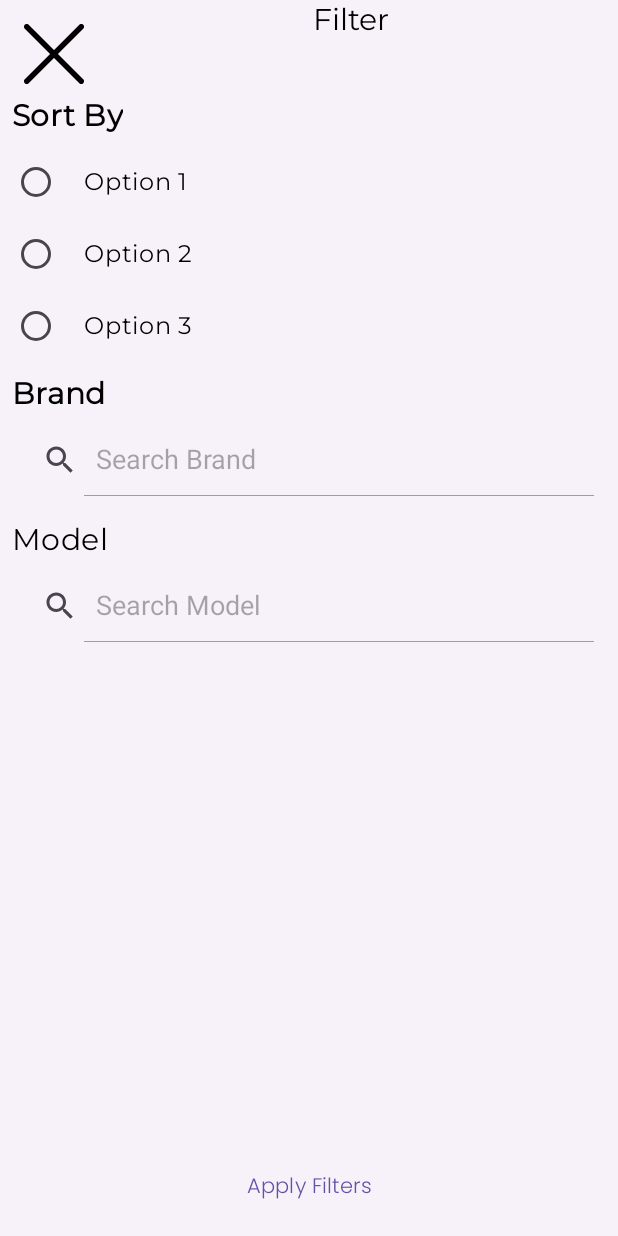
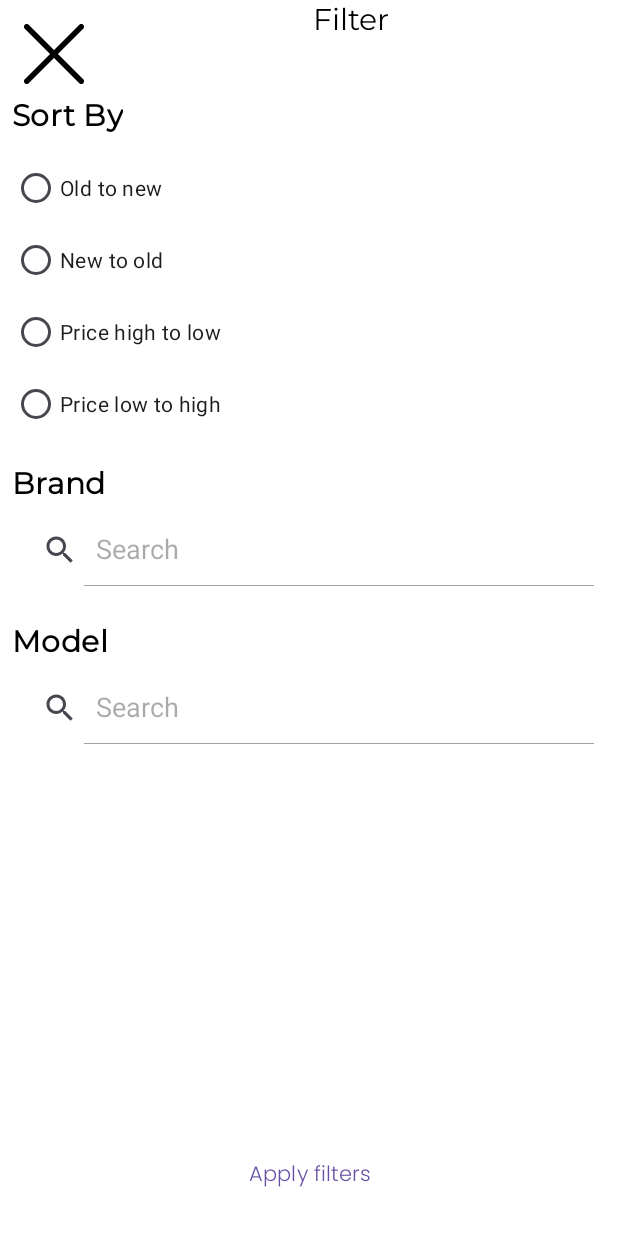
Before and after one commit to bymaskeli53/EterationChallenge, an Android app: the FilterProductsBottomSheetDialogFragment screen opened through its navigation route, on a phone screen of 412 x 824 dp. Run offline under Robolectric (Android 15) with nearby library versions, the phone set to English and light mode, and no system bars; our stand-ins replace Dagger/Hilt's generated code, Shimmer, navigation-ui, paging; pictures from the network do not load.

Commit message:
Handle bugs and UX improvements

```diff
--- a/app/src/main/java/com/gundogar/eterationchallenge/data/repository/ProductRepositoryImpl.kt
+++ b/app/src/main/java/com/gundogar/eterationchallenge/data/repository/ProductRepositoryImpl.kt
@@ -22,7 +22,7 @@ class ProductRepositoryImpl @Inject constructor(
 //        return safeApiCall { productService.getAllProducts() }
 //    }
 
-    // TODO: Paging header ve footer eklenecek
+
 
     override fun getAllProducts(): Flow<PagingData<Product>> {
         return Pager(
--- a/app/src/main/java/com/gundogar/eterationchallenge/presentation/MainActivity.kt
+++ b/app/src/main/java/com/gundogar/eterationchallenge/presentation/MainActivity.kt
@@ -35,6 +35,7 @@ class MainActivity : AppCompatActivity() {
         setupActionBarWithNavController(navController)
 
         navController.addOnDestinationChangedListener { _, destination, _ ->
+
             when (destination.id) {
                 R.id.detailFragment -> {
                     binding.bottomNavigation.invisible()
@@ -42,6 +43,7 @@ class MainActivity : AppCompatActivity() {
 
                 else -> {
                     binding.bottomNavigation.show()
+                    updateToolbarTitle("E-Market")
                 }
             }
 
@@ -54,7 +56,7 @@ class MainActivity : AppCompatActivity() {
     }
 
     fun updateToolbarTitle(title: String) {
-        binding.toolbar.toolbarTitle.text = "Product Detail"
+        binding.toolbar.toolbarTitle.text = title
     }
 
     override fun onSupportNavigateUp(): Boolean {
--- a/app/src/main/java/com/gundogar/eterationchallenge/presentation/ProductViewModel.kt
+++ b/app/src/main/java/com/gundogar/eterationchallenge/presentation/ProductViewModel.kt
@@ -1,16 +1,15 @@
 package com.gundogar.eterationchallenge.presentation
 
 import androidx.lifecycle.ViewModel
-import androidx.lifecycle.viewModelScope
 import androidx.paging.PagingData
-import androidx.paging.cachedIn
 import com.gundogar.eterationchallenge.data.model.Product
 import com.gundogar.eterationchallenge.domain.usecase.GetAllProductsUseCase
 import com.gundogar.eterationchallenge.domain.usecase.GetFilteredProductsUseCase
 import dagger.hilt.android.lifecycle.HiltViewModel
+import kotlinx.coroutines.ExperimentalCoroutinesApi
+import kotlinx.coroutines.FlowPreview
 import kotlinx.coroutines.flow.Flow
 import kotlinx.coroutines.flow.MutableStateFlow
-import kotlinx.coroutines.flow.StateFlow
 import kotlinx.coroutines.flow.debounce
 import kotlinx.coroutines.flow.distinctUntilChanged
 import kotlinx.coroutines.flow.flatMapLatest
@@ -22,12 +21,16 @@ class ProductViewModel @Inject constructor(
     private val getFilteredProductsUseCase: GetFilteredProductsUseCase
 ) : ViewModel() {
 
-//    val products: Flow<PagingData<Product>> = getProductsUseCase()
+
+
+
+    //    val products: Flow<PagingData<Product>> = getProductsUseCase()
 //        .cachedIn(viewModelScope) // Cache the data in ViewModel's scope
     val products: Flow<PagingData<Product>> = getProductsUseCase()
 
     val searchQuery = MutableStateFlow("")
 
+    @OptIn(FlowPreview::class, ExperimentalCoroutinesApi::class)
     val filteredProducts: Flow<PagingData<Product>> = searchQuery
         .debounce(300) // Kullanıcının yazmayı bitirmesi için bekle
         .distinctUntilChanged() // Aynı sorgular için işleme gerek yok
@@ -38,7 +41,7 @@ class ProductViewModel @Inject constructor(
                 getFilteredProductsUseCase(query) // Filtrelenmiş ürünler
             }
         }
-        .cachedIn(viewModelScope)
+
 
 //    private fun fetchProducts() {
 //        viewModelScope.launch {
--- a/app/src/main/java/com/gundogar/eterationchallenge/presentation/ui/detail/DetailFragment.kt
+++ b/app/src/main/java/com/gundogar/eterationchallenge/presentation/ui/detail/DetailFragment.kt
@@ -10,6 +10,7 @@ import androidx.lifecycle.lifecycleScope
 import androidx.lifecycle.repeatOnLifecycle
 import androidx.navigation.fragment.navArgs
 import coil.load
+import com.google.android.material.snackbar.Snackbar
 import com.gundogar.eterationchallenge.data.model.toCartItem
 import com.gundogar.eterationchallenge.data.remote.ApiResult
 import com.gundogar.eterationchallenge.data.remote.ApiResult.Success
@@ -48,7 +49,7 @@ class DetailFragment : BaseFragment<FragmentDetailBinding>() {
 
         observeViewModel()
 
-        (requireActivity() as MainActivity).updateToolbarTitle("Product Details")
+
     }
 
     private fun observeViewModel() {
@@ -62,17 +63,25 @@ class DetailFragment : BaseFragment<FragmentDetailBinding>() {
 
                     is Success -> {
                         binding.progressBar.hide()
+                        binding.btnAddToCart.show()
+                        binding.tvPrice.show()
                         binding.tvPrice.text = state.data.price
                         binding.tvProductDescription.text = state.data.description
-                        binding.tvProductTitle.text = state.data.model
+                        binding.tvProductTitle.text = state.data.name
                         binding.itemImage.load(state.data.image) {
                             crossfade(true)
                         }
+                        (requireActivity() as MainActivity).updateToolbarTitle(state.data.brand)
 
                         binding.btnAddToCart.setOnClickListener {
                             val cartItem = state.data.toCartItem()
                             cartViewModel.addToCart(cartItem)
                             println("Sepete eklendi: ${cartItem.name}")
+                            Snackbar.make(
+                                requireView(),
+                                "Sepete eklendi: ${cartItem.name}",
+                                Snackbar.LENGTH_SHORT
+                            ).show()
                             cartViewModel.loadCartItems()
                             viewLifecycleOwner.lifecycleScope.launch {
                                 repeatOnLifecycle(Lifecycle.State.STARTED) {
@@ -88,7 +97,13 @@ class DetailFragment : BaseFragment<FragmentDetailBinding>() {
 
                     is ApiResult.Error -> {
                         binding.progressBar.hide()
-                        // TODO: Error handling bakılacak
+                        binding.btnAddToCart.hide()
+                        binding.tvPrice.hide()
+                        Snackbar.make(
+                            requireView(),
+                            state.exception?.message ?: "No data",
+                            Snackbar.LENGTH_SHORT
+                        ).show()
                     }
                 }
             }
--- a/app/src/main/java/com/gundogar/eterationchallenge/presentation/ui/filter/FilterProductsBottomSheet.kt
+++ b/app/src/main/java/com/gundogar/eterationchallenge/presentation/ui/filter/FilterProductsBottomSheet.kt
@@ -1,22 +1,26 @@
 package com.gundogar.eterationchallenge.presentation.ui.filter
 
+import android.app.Dialog
 import android.os.Bundle
 import android.view.LayoutInflater
 import android.view.View
 import android.view.ViewGroup
+import androidx.fragment.app.viewModels
 import com.google.android.material.bottomsheet.BottomSheetBehavior
+import com.google.android.material.bottomsheet.BottomSheetDialog
 import com.google.android.material.bottomsheet.BottomSheetDialogFragment
+import com.gundogar.eterationchallenge.R
 import com.gundogar.eterationchallenge.databinding.FragmentProductsBottomSheetBinding
-import com.gundogar.eterationchallenge.presentation.ui.filter.sort.SortAdapter
 import dagger.hilt.android.AndroidEntryPoint
+
 
 @AndroidEntryPoint
 class FilterProductsBottomSheetDialogFragment : BottomSheetDialogFragment() {
 
-    private lateinit var sortAdapter: SortAdapter
-
     private var _binding: FragmentProductsBottomSheetBinding? = null
     private val binding get() = _binding!!
+
+  //  private val viewModel: FilterViewModel by viewModels()
 
     override fun onCreateView(
         inflater: LayoutInflater,
@@ -27,23 +31,77 @@ class FilterProductsBottomSheetDialogFragment : BottomSheetDialogFragment() {
         return binding.root
     }
 
+    override fun onCreateDialog(savedInstanceState: Bundle?): Dialog {
+        val dialog = super.onCreateDialog(savedInstanceState) as BottomSheetDialog
+        dialog.setOnShowListener { dialogInterface ->
+            val bottomSheetDialog = dialogInterface as BottomSheetDialog
+            val bottomSheet =
+                bottomSheetDialog.findViewById<View>(com.google.android.material.R.id.design_bottom_sheet)
+            bottomSheet?.let {
+                // Bottom sheet'i tam ekran yapmak için yüksekliğini MATCH_PARENT olarak ayarla
+                val layoutParams = it.layoutParams
+                layoutParams.height = ViewGroup.LayoutParams.MATCH_PARENT
+                it.layoutParams = layoutParams
+
+                // Behavior'ı tam ekran olarak ayarla
+                val behavior = BottomSheetBehavior.from(it)
+                behavior.state = BottomSheetBehavior.STATE_EXPANDED
+                behavior.isFitToContents = false // İçerik boyutuna göre küçülmesin
+                behavior.skipCollapsed = true   // Collapse durumunu atla
+                behavior.isDraggable = true    // İstenirse draggable olsun
+            }
+        }
+        return dialog
+    }
+
     override fun onViewCreated(view: View, savedInstanceState: Bundle?) {
         super.onViewCreated(view, savedInstanceState)
-        val bottomSheet = dialog?.findViewById<View>(com.google.android.material.R.id.design_bottom_sheet)
-        bottomSheet?.layoutParams?.height = ViewGroup.LayoutParams.MATCH_PARENT
-        bottomSheet?.let {
-            val behavior = BottomSheetBehavior.from(it)
-            behavior.state = BottomSheetBehavior.STATE_EXPANDED
-            behavior.skipCollapsed = true
-        }
-
-        sortAdapter = SortAdapter(listOf("Option 1", "Option 2", "Option 3"))
-        binding.sortByRv.adapter = sortAdapter
-
         binding.closeButton.setOnClickListener {
             dismiss()
         }
+        setupSortOptions()
+        //setupApplyButton()
     }
 
 
+    private fun setupSortOptions() {
+        binding.sortByGroup.setOnCheckedChangeListener { _, checkedId ->
+            val sortOption = when (checkedId) {
+                R.id.sortOldToNew -> "price"
+                R.id.sortNewToOld -> "price"
+                R.id.sortPriceHighToLow -> "price"
+                R.id.sortPriceLowToHigh -> "price"
+                else -> null
+            }
+           // viewModel.updateSortOption(sortOption)
+        }
+    }
+
+//    private fun setupBrandFilter() {
+//        val brandAdapter = FilterAdapter { brand, isChecked ->
+//            viewModel.updateBrandFilter(brand, isChecked)
+//        }
+//        binding.brandRecyclerView.adapter = brandAdapter
+//        brandAdapter.submitList(viewModel.getAvailableBrands())
+//    }
+//
+//    private fun setupModelFilter() {
+//        val modelAdapter = FilterAdapter { model, isChecked ->
+//            viewModel.updateModelFilter(model, isChecked)
+//        }
+//        binding.modelRecyclerView.adapter = modelAdapter
+//        modelAdapter.submitList(viewModel.getAvailableModels())
+//    }
+
+//    private fun setupApplyButton() {
+//        binding.applyFiltersButton.setOnClickListener {
+//            viewModel.applyFilters()
+//            dismiss()
+//        }
+//    }
+
+    override fun onDestroyView() {
+        super.onDestroyView()
+        _binding = null
+    }
 }
--- a/app/src/main/java/com/gundogar/eterationchallenge/presentation/ui/home/HomeFragment.kt
+++ b/app/src/main/java/com/gundogar/eterationchallenge/presentation/ui/home/HomeFragment.kt
@@ -16,6 +16,7 @@ import androidx.paging.CombinedLoadStates
 import androidx.paging.LoadState
 import androidx.recyclerview.widget.GridLayoutManager
 import com.google.android.material.snackbar.Snackbar
+import com.gundogar.eterationchallenge.R
 import com.gundogar.eterationchallenge.data.model.toCartItem
 import com.gundogar.eterationchallenge.data.paging.ProductsLoadStateAdapter
 import com.gundogar.eterationchallenge.databinding.FragmentHomeBinding
@@ -42,6 +43,8 @@ class HomeFragment : BaseFragment<FragmentHomeBinding>() {
             val cartItem = it.toCartItem()
             cartViewModel.addToCart(cartItem)
             cartViewModel.loadCartItems()
+            Snackbar.make(requireView(),
+                getString(R.string.added_to_basket, cartItem.name), Snackbar.LENGTH_SHORT).show()
         }
         )
     }
@@ -58,6 +61,12 @@ class HomeFragment : BaseFragment<FragmentHomeBinding>() {
         setupRecyclerView()
         setupSearchView()
         observeViewModel()
+
+        binding.btnSelectFilter.setOnClickListener {
+            val action =
+                HomeFragmentDirections.actionHomeFragmentToFilterProductsBottomSheetDialogFragment()
+            findNavController().navigate(action)
+        }
     }
 
     private fun setupRecyclerView() {
--- a/app/src/main/java/com/gundogar/eterationchallenge/presentation/ui/home/ProductAdapter.kt
+++ b/app/src/main/java/com/gundogar/eterationchallenge/presentation/ui/home/ProductAdapter.kt
@@ -6,6 +6,7 @@ import androidx.paging.PagingDataAdapter
 import androidx.recyclerview.widget.DiffUtil
 import androidx.recyclerview.widget.RecyclerView
 import coil.load
+import com.google.android.material.snackbar.Snackbar
 import com.gundogar.eterationchallenge.data.model.Product
 import com.gundogar.eterationchallenge.databinding.ItemProductBinding
 
--- a/app/src/main/res/layout/fragment_products_bottom_sheet.xml
+++ b/app/src/main/res/layout/fragment_products_bottom_sheet.xml
@@ -1,39 +1,45 @@
 <?xml version="1.0" encoding="utf-8"?>
-<androidx.constraintlayout.widget.ConstraintLayout xmlns:android="http://schemas.android.com/apk/res/android"
+<androidx.constraintlayout.widget.ConstraintLayout
+    xmlns:android="http://schemas.android.com/apk/res/android"
     xmlns:app="http://schemas.android.com/apk/res-auto"
     android:layout_width="match_parent"
-    android:layout_height="match_parent">
+    android:layout_height="match_parent"
+    android:background="@color/white">
 
+    <!-- Close Button -->
     <ImageView
         android:id="@+id/closeButton"
         android:layout_width="40dp"
         android:layout_height="40dp"
         android:src="@drawable/ic_close"
+        android:contentDescription="Close"
         android:layout_margin="16dp"
         app:layout_constraintStart_toStartOf="parent"
-        app:layout_constraintTop_toTopOf="parent"/>
+        app:layout_constraintTop_toTopOf="parent" />
 
+    <!-- Filter Header -->
     <TextView
         android:id="@+id/filterHeaderTv"
         android:layout_width="wrap_content"
         android:layout_height="wrap_content"
         android:fontFamily="@font/poppins_light"
         android:gravity="center"
-        android:text="Filter"
+        android:text="@string/filter"
         android:textColor="@color/black"
         android:textSize="20sp"
-        app:layout_constraintEnd_toEndOf="parent"
         app:layout_constraintStart_toEndOf="@id/closeButton"
-        app:layout_constraintTop_toTopOf="parent" />
+        app:layout_constraintTop_toTopOf="parent"
+        app:layout_constraintEnd_toEndOf="parent" />
 
+    <!-- Scrollable Content -->
     <androidx.core.widget.NestedScrollView
         android:id="@+id/scrollView"
         android:layout_width="0dp"
         android:layout_height="0dp"
-        app:layout_constraintBottom_toTopOf="@+id/applyFiltersButton"
+        app:layout_constraintTop_toBottomOf="@id/closeButton"
+        app:layout_constraintStart_toStartOf="parent"
         app:layout_constraintEnd_toEndOf="parent"
-        app:layout_constraintStart_toStartOf="parent"
-        app:layout_constraintTop_toBottomOf="@+id/closeButton">
+        app:layout_constraintBottom_toTopOf="@id/applyFiltersButton">
 
         <LinearLayout
             android:layout_width="match_parent"
@@ -41,31 +47,59 @@
             android:orientation="vertical"
             android:padding="@dimen/margin_8">
 
+            <!-- Sort By Section -->
             <TextView
-                android:id="@+id/sortByText"
+                android:id="@+id/sortByLabel"
                 android:layout_width="wrap_content"
                 android:layout_height="wrap_content"
                 android:fontFamily="@font/poppins_light"
-                android:text="Sort By"
+                android:text="@string/sort_by"
                 android:textAppearance="?attr/textAppearanceHeadline6"
                 android:textColor="@color/black"
                 android:textStyle="bold" />
 
-            <androidx.recyclerview.widget.RecyclerView
-                android:id="@+id/sortByRv"
+            <RadioGroup
+                android:id="@+id/sortByGroup"
                 android:layout_width="match_parent"
-                app:layoutManager="androidx.recyclerview.widget.LinearLayoutManager"
                 android:layout_height="wrap_content"
-                android:layout_marginTop="4dp" />
+                android:orientation="vertical"
+                android:layout_marginTop="8dp">
 
+                <RadioButton
+                    android:id="@+id/sortOldToNew"
+                    android:layout_width="wrap_content"
+                    android:layout_height="wrap_content"
+                    android:text="Old to new" />
+
+                <RadioButton
+                    android:id="@+id/sortNewToOld"
+                    android:layout_width="wrap_content"
+                    android:layout_height="wrap_content"
+                    android:text="New to old" />
+
+                <RadioButton
+                    android:id="@+id/sortPriceHighToLow"
+                    android:layout_width="wrap_content"
+                    android:layout_height="wrap_content"
+                    android:text="Price high to low" />
+
+                <RadioButton
+                    android:id="@+id/sortPriceLowToHigh"
+                    android:layout_width="wrap_content"
+                    android:layout_height="wrap_content"
+                    android:text="Price low to high" />
+            </RadioGroup>
+
+            <!-- Brand Section -->
             <TextView
-                android:id="@+id/brandTv"
+                android:id="@+id/brandLabel"
                 android:layout_width="wrap_content"
                 android:layout_height="wrap_content"
-                android:layout_marginTop="@dimen/margin_8"
+                android:layout_marginTop="16dp"
                 android:fontFamily="@font/poppins_light"
                 android:text="Brand"
                 android:textAppearance="?attr/textAppearanceHeadline6"
+                android:textColor="@color/black"
                 android:textStyle="bold" />
 
             <androidx.appcompat.widget.SearchView
@@ -74,7 +108,7 @@
                 android:layout_height="wrap_content"
                 android:layout_marginTop="4dp"
                 app:iconifiedByDefault="false"
-                app:queryHint="Search Brand" />
+                app:queryHint="Search" />
 
             <androidx.recyclerview.widget.RecyclerView
                 android:id="@+id/brandRecyclerView"
@@ -82,44 +116,47 @@
                 android:layout_height="wrap_content"
                 android:layout_marginTop="8dp" />
 
+            <!-- Model Section -->
             <TextView
-                android:id="@+id/modelText"
+                android:id="@+id/modelLabel"
                 android:layout_width="wrap_content"
                 android:layout_height="wrap_content"
-                android:layout_marginTop="8dp"
+                android:layout_marginTop="16dp"
+                android:fontFamily="@font/poppins_light"
                 android:text="Model"
-                android:textAppearance="?attr/textAppearanceHeadline6" />
+                android:textAppearance="?attr/textAppearanceHeadline6"
+                android:textColor="@color/black"
+                android:textStyle="bold" />
 
             <androidx.appcompat.widget.SearchView
-                android:id="@+id/modelSearch"
+                android:id="@+id/modelSearchView"
                 android:layout_width="match_parent"
                 android:layout_height="wrap_content"
                 android:layout_marginTop="4dp"
                 app:iconifiedByDefault="false"
-                app:queryHint="Search Model" />
+                app:queryHint="Search" />
 
             <androidx.recyclerview.widget.RecyclerView
                 android:id="@+id/modelRecyclerView"
                 android:layout_width="match_parent"
                 android:layout_height="wrap_content"
-                android:layout_marginTop="4dp" />
+                android:layout_marginTop="8dp" />
 
         </LinearLayout>
-
     </androidx.core.widget.NestedScrollView>
 
+    <!-- Apply Filters Button -->
     <Button
         android:id="@+id/applyFiltersButton"
         android:layout_width="0dp"
         android:layout_height="wrap_content"
-        android:layout_gravity="end"
-        android:layout_margin="@dimen/margin_8"
-        android:text="Apply Filters"
+        android:layout_margin="16dp"
+        android:text="Apply filters"
         android:textSize="14sp"
         android:fontFamily="@font/poppins_light"
         android:textAllCaps="false"
         app:layout_constraintBottom_toBottomOf="parent"
-        app:layout_constraintEnd_toEndOf="parent"
-        app:layout_constraintStart_toStartOf="parent" />
+        app:layout_constraintStart_toStartOf="parent"
+        app:layout_constraintEnd_toEndOf="parent" />
 
 </androidx.constraintlayout.widget.ConstraintLayout>
--- a/app/src/main/res/navigation/nav_graph.xml
+++ b/app/src/main/res/navigation/nav_graph.xml
@@ -8,7 +8,7 @@
     <fragment
         android:id="@+id/homeFragment"
         android:name="com.gundogar.eterationchallenge.presentation.ui.home.HomeFragment"
-        android:label="fragment_home"
+        android:label=""
         tools:layout="@layout/fragment_home" >
         <action
             android:id="@+id/action_homeFragment_to_detailFragment"
@@ -20,7 +20,7 @@
     <fragment
         android:id="@+id/detailFragment"
         android:name="com.gundogar.eterationchallenge.presentation.ui.detail.DetailFragment"
-        android:label="fragment_detail"
+        android:label=""
         tools:layout="@layout/fragment_detail" >
         <argument
             android:name="id"
@@ -29,10 +29,10 @@
     <fragment
         android:id="@+id/basketFragment"
         android:name="com.gundogar.eterationchallenge.presentation.ui.basket.BasketFragment"
-        android:label="fragment_basket"
+        android:label=""
         tools:layout="@layout/fragment_basket" />
     <dialog
         android:id="@+id/filterProductsBottomSheetDialogFragment"
         android:name="com.gundogar.eterationchallenge.presentation.ui.filter.FilterProductsBottomSheetDialogFragment"
-        android:label="FilterProductsBottomSheetDialogFragment" />
+        android:label="" />
 </navigation>
--- a/app/src/main/res/values/strings.xml
+++ b/app/src/main/res/values/strings.xml
@@ -19,4 +19,6 @@
     <string name="minus">-</string>
     <string name="filter">Filter</string>
     <string name="sort_by">Sort By</string>
+    <string name="item_added">Item added</string>
+    <string name="added_to_basket">Sepete eklendi: %1$s</string>
 </resources>
```
